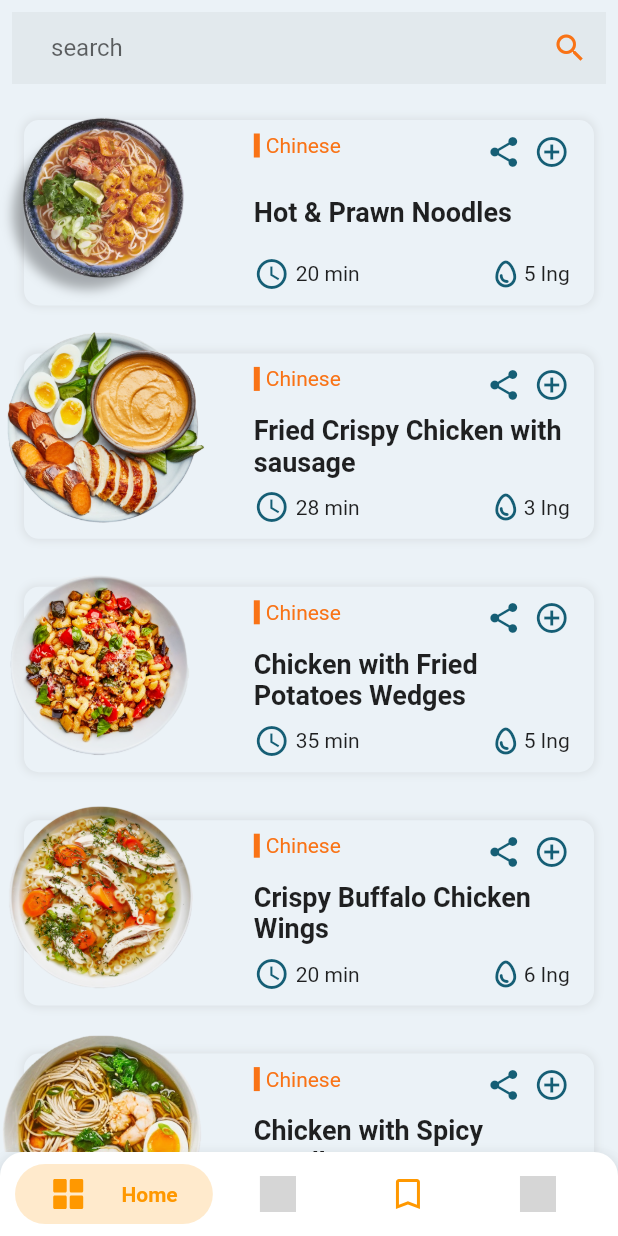
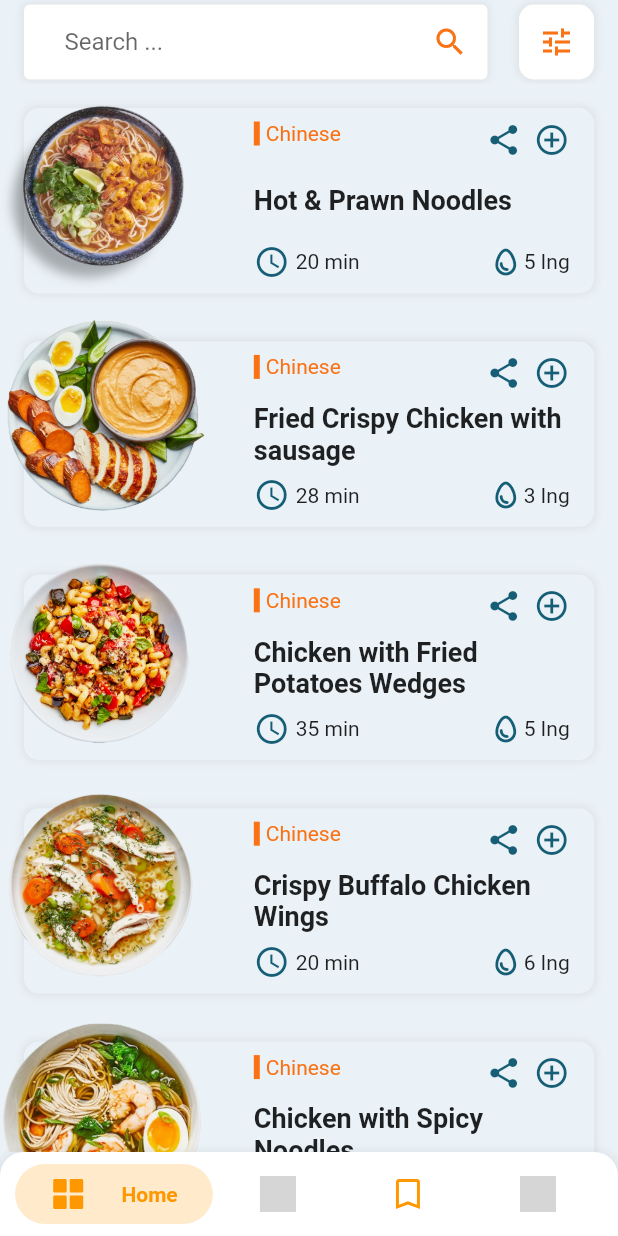
Before and after one commit to alfin87aa/test-finfleet, a Flutter app: the screen it shows after launch, on a phone screen of 412 x 824 dp. Run offline on Flutter 3.47's test engine with Material 2 defaults, Android fonts, the light colour scheme and no system bars; our stand-ins replace flutter_svg, get; grey boxes are pictures that could not be loaded.

Commit message:
bug fixing

```diff
--- a/lib/lang/enUS.dart
+++ b/lib/lang/enUS.dart
@@ -1,6 +1,7 @@
 // ignore_for_file: file_names
 
 const Map<String, String> enUS = {
-  'warning': 'Warning',
-  'back': 'Back',
+  'search': 'Search ...',
+  "let's make it step by step": "Let's make it step by step",
+  "ingredients (": 'Ingredients ('
 };
--- /dev/null
+++ b/lib/lang/idID.dart
@@ -0,0 +1,7 @@
+// ignore_for_file: file_names
+
+const Map<String, String> idID = {
+  'search': 'Cari ...',
+  "let's make it step by step": "Mari kita membuatnya selangkah demi selangkah",
+  "ingredients (": 'Bahan-bahan ('
+};
--- a/lib/lang/translation_service.dart
+++ b/lib/lang/translation_service.dart
@@ -2,6 +2,7 @@ import 'package:flutter/material.dart';
 import 'package:get/get.dart';
 
 import 'enUS.dart';
+import 'idID.dart';
 
 class TranslationService extends Translations {
   static Locale? get locale => Get.deviceLocale;
@@ -9,5 +10,6 @@ class TranslationService extends Translations {
   @override
   Map<String, Map<String, String>> get keys => {
         'en_US': enUS,
+        'id_ID': idID,
       };
 }
--- a/lib/modules/detail_recipe/detail_recipe_controller.dart
+++ b/lib/modules/detail_recipe/detail_recipe_controller.dart
@@ -9,6 +9,5 @@ class DetailRecipeController extends GetxController {
     super.onInit();
 
     _recipe = Get.arguments['recipe'];
-    print(_recipe.tags);
   }
 }
--- a/lib/modules/list_recipe/list_recipe_screen.dart
+++ b/lib/modules/list_recipe/list_recipe_screen.dart
@@ -11,33 +11,27 @@ class ListRecipeScreen extends GetView<ListRecipeController> {
         onWillPop: () async => false,
         child: Container(
           color: Theme.of(context).scaffoldBackgroundColor,
-          child: SafeArea(
           child: Scaffold(
-              body: NestedScrollView(
-                headerSliverBuilder:
-                    (BuildContext context, bool innerBoxIsScrolled) {
-                  return <Widget>[
-                    SliverAppBar(
             backgroundColor: Colors.transparent,
-                      automaticallyImplyLeading: false,
-                      pinned: false,
-                      floating: true,
-                      snap: true,
-                      stretchTriggerOffset: 10.0,
-                      forceElevated: innerBoxIsScrolled,
-                      flexibleSpace: FlexibleSpaceBar(
-                        background: Column(
-                          children: <Widget>[
-                            Padding(
-                              padding:
-                                  const EdgeInsets.fromLTRB(8.0, 8.0, 8.0, 0.0),
-                              child: Container(
-                                color: Colors.transparent,
+            extendBodyBehindAppBar: false,
+            appBar: AppBar(
+              backgroundColor: Colors.transparent,
+              elevation: 0.0,
+              title: Row(
+                mainAxisAlignment: MainAxisAlignment.spaceBetween,
+                children: [
+                  Container(
+                    width: Get.width * 0.75,
+                    decoration: boxDecoration(
+                        bgColor: Theme.of(context).bottomAppBarColor,
+                        radius: 4.0,
+                        showShadow: true),
                     child: TextField(
                       textAlignVertical: TextAlignVertical.center,
                       autofocus: false,
                       decoration: InputDecoration(
                         filled: true,
+                        fillColor: Theme.of(context).bottomAppBarColor,
                         hintText: 'search'.tr,
                         border: InputBorder.none,
                         suffixIcon: const Icon(
@@ -45,31 +39,46 @@ class ListRecipeScreen extends GetView<ListRecipeController> {
                           color: AppConfigs.appPrimaryColor,
                         ),
                         contentPadding: const EdgeInsets.only(
-                                        left: 26.0,
-                                        bottom: 8.0,
-                                        top: 8.0,
-                                        right: 50.0),
+                            left: 26.0, bottom: 8.0, top: 8.0, right: 50.0),
                       ),
                     ),
-                                alignment: Alignment.center,
                   ),
+                  Container(
+                    decoration: boxDecoration(
+                        bgColor: Theme.of(context).bottomAppBarColor,
+                        radius: 10,
+                        showShadow: true),
+                    height: 50,
+                    width: 50,
+                    child: Center(
+                        child: IconButton(
+                      icon: const Icon(
+                        Icons.tune,
+                        color: AppConfigs.appPrimaryColor,
+                      ),
+                      onPressed: () {
+                        Get.bottomSheet(Container(),
+                            elevation: 20.0,
+                            enableDrag: true,
+                            backgroundColor:
+                                Theme.of(context).bottomAppBarColor,
+                            shape: const RoundedRectangleBorder(
+                                borderRadius: BorderRadius.only(
+                              topLeft: Radius.circular(24.0),
+                              topRight: Radius.circular(24.0),
+                            )));
+                      },
+                    )),
                   ),
                 ],
               ),
             ),
-                    ),
-                  ];
-                },
-                body: Padding(
-                  padding: const EdgeInsets.only(top: 8.0),
-                  child: ListView.builder(
+            body: ListView.builder(
               itemCount: controller.recipeModel.recipe.length,
               itemBuilder: (BuildContext context, int index) {
                 return cardRecipe(
                     context, controller.recipeModel.recipe[index]);
               },
-                  ),
-                ),
             ),
             bottomNavigationBar: BubbleBottomBar(
               opacity: .2,
@@ -87,7 +96,6 @@ class ListRecipeScreen extends GetView<ListRecipeController> {
                 tab('Bookmark', bookmarkIconActive, bookmarkIcon),
                 tab('Settings', settingsIconActive, settingsIcon),
               ],
-              ),
             ),
           ),
         ),
--- a/lib/themes.dart
+++ b/lib/themes.dart
@@ -42,7 +42,7 @@ class ThemeConfig {
     errorColor: const Color(0xFFCF6676),
     appBarTheme: const AppBarTheme(
       color: AppConfigs.appBackgroundColorDark,
-      iconTheme: IconThemeData(color: ColorConstants.black),
+      iconTheme: IconThemeData(color: ColorConstants.white),
       systemOverlayStyle: SystemUiOverlayStyle(
         statusBarColor: Colors.transparent,
         statusBarIconBrightness: Brightness.light,
--- a/lib/utils/bottom_navigation.dart
+++ b/lib/utils/bottom_navigation.dart
@@ -55,7 +55,6 @@ class _BottomNavigationTile extends StatelessWidget {
   const _BottomNavigationTile(
       this.item, this.opacity, this.animation, this.iconSize,
       {this.onTap,
-      this.colorTween,
       this.flex,
       this.selected = false,
       this.indexLabel,
@@ -66,7 +65,6 @@ class _BottomNavigationTile extends StatelessWidget {
   final Animation<double> animation;
   final double iconSize;
   final VoidCallback? onTap;
-  final ColorTween? colorTween;
   final double? flex;
   final bool selected;
   final String? indexLabel;
@@ -122,7 +120,6 @@ class _BottomNavigationTile extends StatelessWidget {
                   mainAxisSize: MainAxisSize.max,
                   children: <Widget>[
                     _TileIcon(
-                      colorTween: colorTween,
                       animation: animation,
                       iconSize: iconSize,
                       selected: selected,
@@ -157,14 +154,12 @@ class _BottomNavigationTile extends StatelessWidget {
 class _TileIcon extends StatelessWidget {
   const _TileIcon({
     Key? key,
-    required this.colorTween,
     required this.animation,
     required this.iconSize,
     required this.selected,
     required this.item,
   }) : super(key: key);
 
-  final ColorTween? colorTween;
   final Animation<double> animation;
   final double iconSize;
   final bool selected;
```
Also changed, not shown: lib/modules/detail_recipe/detail_recipe_screen.dart (+66 -57 lines). Lines whose indentation alone changed are shown as unchanged.
